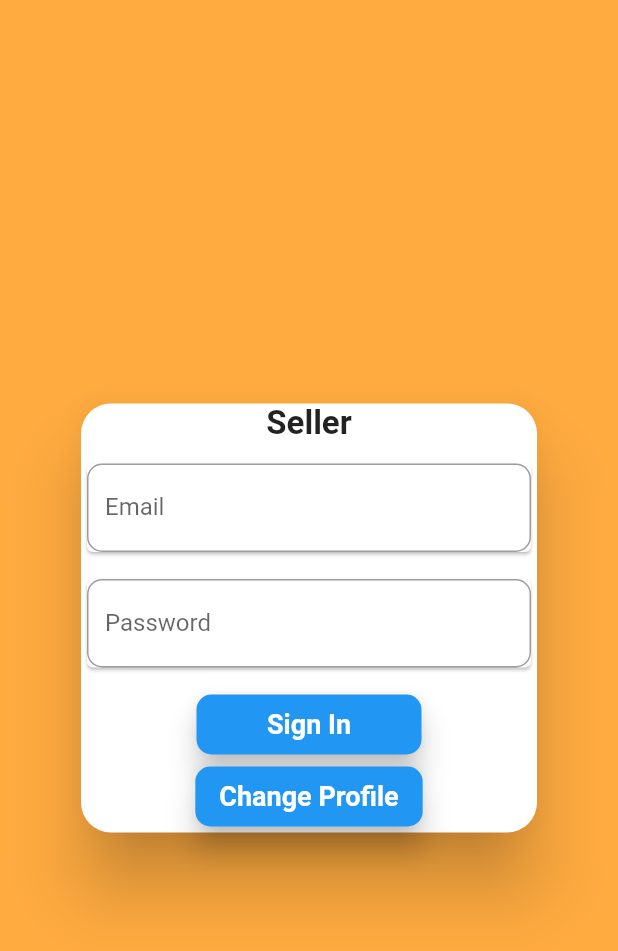
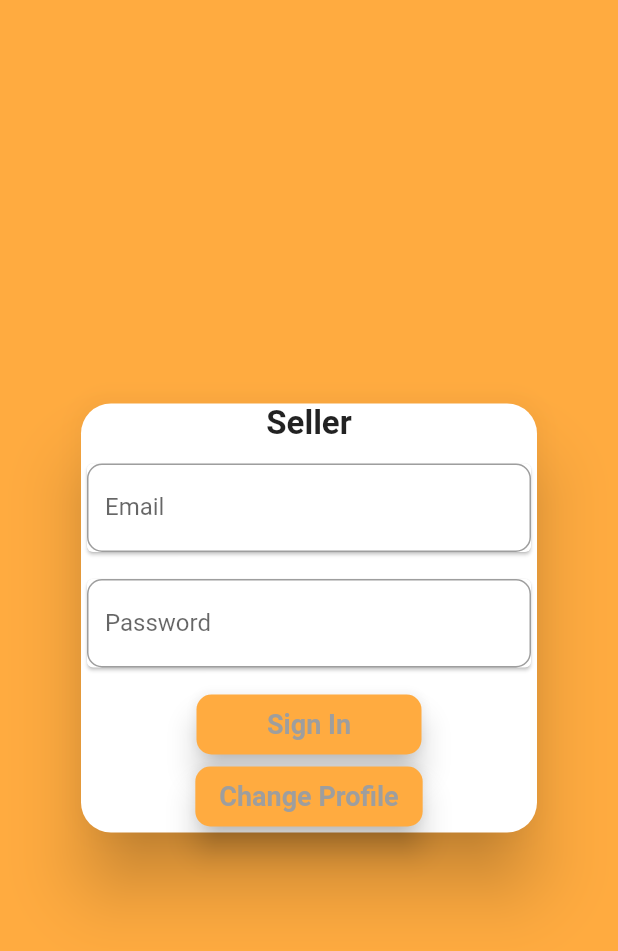
Before and after one commit to florin4l0r1n1/e_comerce_app, a Flutter app: the screen it shows after launch, after a tap on "Sign In", on a phone screen of 412 x 824 dp. Shown: the top 951 px of the screen. Run offline on Flutter 3.47's test engine with Material 2 defaults, Android fonts, the phone set to English and light mode, and no system bars; our stand-ins replace bloc, equatable, firebase_auth, firebase_core, flutter_bloc, persistent_bottom_nav_bar; accounts and stored records are empty.

Commit message:
app theme added-issue fixed

```diff
--- a/lib/presentation/my_app.dart
+++ b/lib/presentation/my_app.dart
@@ -3,7 +3,6 @@ import 'package:e_comerce_app/presentation/BloCs/auth_bloc/auth_bloc.dart';
 import 'package:e_comerce_app/presentation/screens/auth/auth_screen.dart';
 import 'package:e_comerce_app/presentation/screens/auth/register_screen.dart';
 import 'package:e_comerce_app/presentation/screens/menu/cart_screen.dart';
-import 'package:e_comerce_app/presentation/screens/menu/home_screen.dart';
 import 'package:e_comerce_app/presentation/screens/menu/favorite_screen.dart';
 import 'package:e_comerce_app/presentation/screens/menu/navigation_screen.dart';
 import 'package:e_comerce_app/presentation/screens/menu/profile_screen.dart';
@@ -34,8 +33,20 @@ class MyApp extends StatelessWidget {
               '/cartScreen': (context) => const CartScreen(),
             },
             theme: ThemeData(
-              primaryColor: Colors.red,
-              primarySwatch: Colors.orangeAccent[0xfffdb911a],
+              colorScheme: const ColorScheme(
+                  primary: Colors.orangeAccent,
+                  primaryVariant: Colors.deepOrange,
+                  secondary: Colors.green,
+                  secondaryVariant: Colors.orangeAccent,
+                  surface: Colors.yellow,
+                  background: Colors.brown,
+                  error: Colors.red,
+                  onPrimary: Colors.grey,
+                  onSecondary: Colors.black12,
+                  onSurface: Colors.black,
+                  onBackground: Colors.black,
+                  onError: Colors.white,
+                  brightness: Brightness.light),
             ),
             home: const AuthScreen()),
       ),
--- a/lib/presentation/screens/widgets/auth/sign_in_form_page.dart
+++ b/lib/presentation/screens/widgets/auth/sign_in_form_page.dart
@@ -45,7 +45,7 @@ class _SignInFormPageState extends State<SignInFormPage>
 
   Widget _buildBody(BuildContext context) {
     return Container(
-      color: Colors.orangeAccent,
+      color: Theme.of(context).colorScheme.primary,
       alignment: Alignment.center,
       child: Padding(
         padding: const EdgeInsets.all(50.0),
--- a/lib/presentation/screens/widgets/auth/sign_up_form_page.dart
+++ b/lib/presentation/screens/widgets/auth/sign_up_form_page.dart
@@ -46,7 +46,7 @@ class _SignUpFormPageState extends State<SignUpFormPage>
 
   Widget _buildBody(BuildContext context) {
     return Container(
-      color: Colors.orangeAccent,
+      color: Theme.of(context).colorScheme.primary,
       alignment: Alignment.center,
       child: Padding(
         padding: const EdgeInsets.all(50.0),
```
Also changed, not shown: lib/presentation/screens/menu/navigation_screen.dart (+13 -12 lines), lib/presentation/screens/widgets/menu/custom_nav_bar.dart (deleted, +0 -87 lines).
